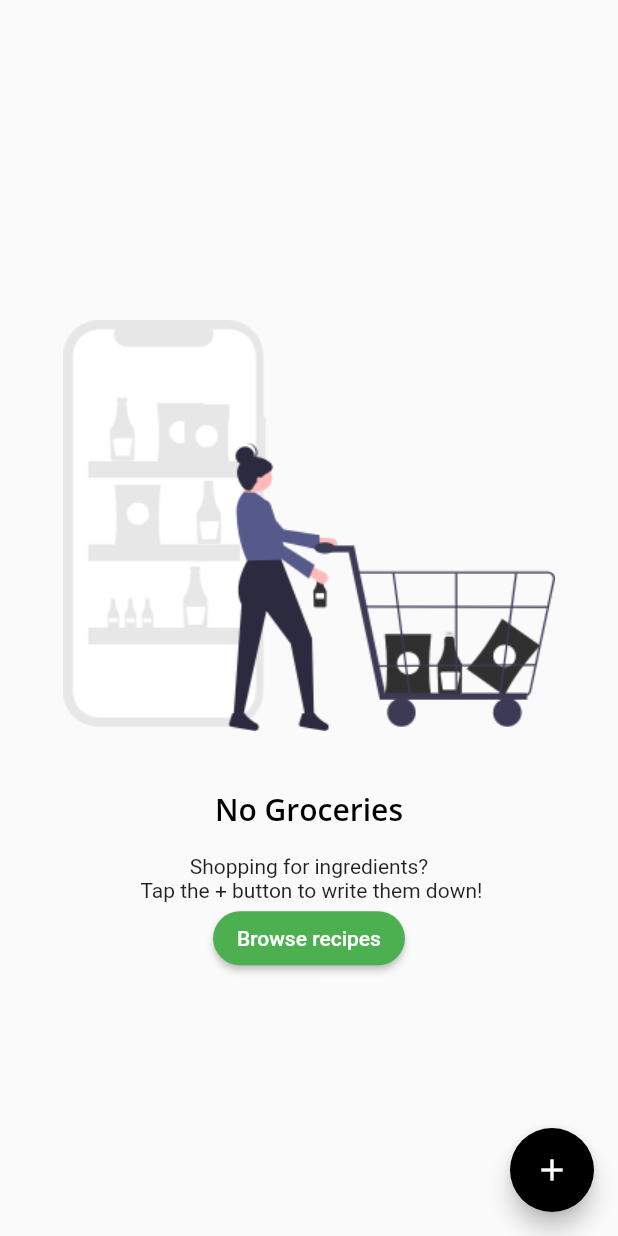
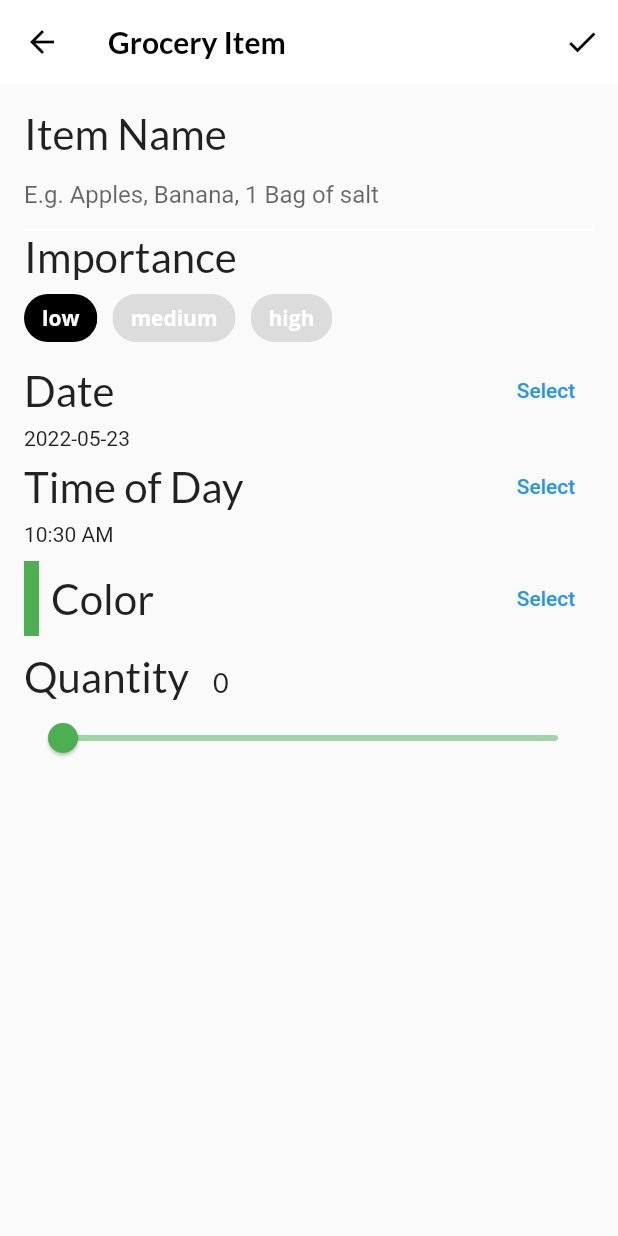
Before and after one commit to osxsystem/recipes, a Flutter app: the GroceryScreen screen opened directly, after a tap on the "add" icon, on a phone screen of 412 x 824 dp. Run offline on Flutter 3.47's test engine with Material 2 defaults, Android fonts, the phone set to English and light mode, and no system bars; our stand-ins replace flutter_colorpicker, google_fonts.

Commit message:
Add edit

```diff
--- /dev/null
+++ b/lib/screens/grocery_item_screen.dart
@@ -0,0 +1,310 @@
+import 'package:flutter/material.dart';
+import 'package:google_fonts/google_fonts.dart';
+import 'package:flutter_colorpicker/flutter_colorpicker.dart';
+import 'package:intl/intl.dart';
+import 'package:uuid/uuid.dart';
+import '../models/models.dart';
+
+class GroceryItemScreen extends StatefulWidget {
+  final Function(GroceryItem) onCreate;
+
+  final Function(GroceryItem) onUpdate;
+
+  final GroceryItem? originalItem;
+
+  final bool isUpdating;
+
+  const GroceryItemScreen({
+    Key? key,
+    required this.onCreate,
+    required this.onUpdate,
+    this.originalItem,
+  })  : isUpdating = (originalItem != null),
+        super(key: key);
+
+  @override
+  _GroceryItemScreenState createState() => _GroceryItemScreenState();
+}
+
+class _GroceryItemScreenState extends State<GroceryItemScreen> {
+  final _nameController = TextEditingController();
+  String _name = '';
+  Importance _importance = Importance.low;
+  DateTime _dueDate = DateTime.now();
+  TimeOfDay _timeOfDay = TimeOfDay.now();
+  Color _currentColor = Colors.green;
+  int _currentSliderValue = 0;
+
+  @override
+  void initState() {
+    super.initState();
+    final originalItem = widget.originalItem;
+    if (originalItem != null) {
+      _nameController.text = originalItem.name;
+      _name = originalItem.name;
+      _currentSliderValue = originalItem.quantity;
+      _importance = originalItem.importance;
+      _currentColor = originalItem.color;
+      final date = originalItem.date;
+      _timeOfDay = TimeOfDay(hour: date.hour, minute: date.minute);
+      _dueDate = date;
+    }
+
+    _nameController.addListener(() {
+      setState(() {
+        _name = _nameController.text;
+      });
+    });
+  }
+
+  @override
+  void dispose() {
+    _nameController.dispose();
+    super.dispose();
+  }
+
+  @override
+  Widget build(BuildContext context) {
+    return Scaffold(
+      appBar: AppBar(
+        actions: [
+          IconButton(
+            icon: const Icon(Icons.check),
+            onPressed: () {
+              // TODO 24: Add callback handler
+            },
+          )
+        ],
+        elevation: 0.0,
+        title: Text('Grocery Item', style: GoogleFonts.lato(fontWeight: FontWeight.w600)),
+      ),
+      body: Container(
+        padding: const EdgeInsets.all(16.0),
+        child: ListView(
+          children: [
+            buildNameField(),
+            buildImportanceField(),
+            buildDateField(context),
+            buildTimeField(context),
+            const SizedBox(height: 10.0),
+            buildColorPicker(context),
+            const SizedBox(height: 10.0),
+            buildQuantityField(),
+            // TODO 16: Add time picker
+            // TODO 17: Add color picker
+            // TODO 18: Add slider
+            // TODO: 19: Add Grocery Tile
+          ],
+        ),
+      ),
+    );
+  }
+
+  Widget buildNameField() {
+    return Column(
+      crossAxisAlignment: CrossAxisAlignment.start,
+      children: [
+        Text('Item Name', style: GoogleFonts.lato(fontSize: 28.0)),
+        TextField(
+          controller: _nameController,
+          cursorColor: _currentColor,
+          decoration: InputDecoration(
+            hintText: 'E.g. Apples, Banana, 1 Bag of salt',
+            enabledBorder: const UnderlineInputBorder(
+              borderSide: BorderSide(color: Colors.white),
+            ),
+            focusedBorder: UnderlineInputBorder(
+              borderSide: BorderSide(color: _currentColor),
+            ),
+            border: UnderlineInputBorder(
+              borderSide: BorderSide(color: _currentColor),
+            ),
+          ),
+        ),
+      ],
+    );
+  }
+
+  Widget buildImportanceField() {
+    return Column(
+      crossAxisAlignment: CrossAxisAlignment.start,
+      children: [
+        Text('Importance', style: GoogleFonts.lato(fontSize: 28.0)),
+        Wrap(
+          spacing: 10.0,
+          children: [
+            ChoiceChip(
+              selectedColor: Colors.black,
+              selected: _importance == Importance.low,
+              label: const Text('low', style: TextStyle(color: Colors.white)),
+              onSelected: (selected) {
+                setState(() => _importance = Importance.low);
+              },
+            ),
+            ChoiceChip(
+              selectedColor: Colors.black,
+              selected: _importance == Importance.medium,
+              label: const Text('medium', style: TextStyle(color: Colors.white)),
+              onSelected: (selected) {
+                setState(() => _importance = Importance.medium);
+              },
+            ),
+            ChoiceChip(
+              selectedColor: Colors.black,
+              selected: _importance == Importance.high,
+              label: const Text('high', style: TextStyle(color: Colors.white)),
+              onSelected: (selected) {
+                setState(() => _importance = Importance.high);
+              },
+            ),
+          ],
+        )
+      ],
+    );
+  }
+
+  Widget buildDateField(BuildContext context) {
+    return Column(
+      crossAxisAlignment: CrossAxisAlignment.start,
+      children: [
+        Row(
+          mainAxisAlignment: MainAxisAlignment.spaceBetween,
+          children: [
+            Text('Date', style: GoogleFonts.lato(fontSize: 28.0)),
+            // 5
+            TextButton(
+              child: const Text('Select'),
+              onPressed: () async {
+                final currentDate = DateTime.now();
+                final selectedDate = await showDatePicker(
+                  context: context,
+                  initialDate: currentDate,
+                  firstDate: currentDate,
+                  lastDate: DateTime(currentDate.year + 5),
+                );
+                setState(() {
+                  if (selectedDate != null) {
+                    _dueDate = selectedDate;
+                  }
+                });
+              },
+            ),
+          ],
+        ),
+        Text(DateFormat('yyyy-MM-dd').format(_dueDate)),
+      ],
+    );
+  }
+
+  Widget buildTimeField(BuildContext context) {
+    return Column(
+      crossAxisAlignment: CrossAxisAlignment.start,
+      children: [
+        Row(
+          mainAxisAlignment: MainAxisAlignment.spaceBetween,
+          children: [
+            Text(
+              'Time of Day',
+              style: GoogleFonts.lato(fontSize: 28.0),
+            ),
+            TextButton(
+              child: const Text('Select'),
+              onPressed: () async {
+                final timeOfDay = await showTimePicker(
+                  initialTime: TimeOfDay.now(),
+                  context: context,
+                );
+                setState(() {
+                  if (timeOfDay != null) {
+                    _timeOfDay = timeOfDay;
+                  }
+                });
+              },
+            ),
+          ],
+        ),
+        Text(_timeOfDay.format(context)),
+      ],
+    );
+  }
+
+  Widget buildColorPicker(BuildContext context) {
+    return Row(
+      mainAxisAlignment: MainAxisAlignment.spaceBetween,
+      children: [
+        Row(
+          children: [
+            Container(
+              height: 50.0,
+              width: 10.0,
+              color: _currentColor,
+            ),
+            const SizedBox(width: 8.0),
+            Text( 'Color', style: GoogleFonts.lato(fontSize: 28.0), ),
+          ],
+        ),
+        TextButton(
+          child: const Text('Select'),
+          onPressed: () {
+            showDialog(
+              context: context,
+              builder: (context) {
+                return AlertDialog(
+                  content: BlockPicker(
+                    pickerColor: Colors.white,
+                    onColorChanged: (color) {
+                      setState(() => _currentColor = color);
+                    },
+                  ),
+                  actions: [
+                    TextButton(
+                      child: const Text('Save'),
+                      onPressed: () {
+                        Navigator.of(context).pop();
+                      },
+                    ),
+                  ],
+                );
+              },
+            );
+          },
+        ),
+      ],
+    );
+  }
+
+  Widget buildQuantityField() {
+    return Column(
+      crossAxisAlignment: CrossAxisAlignment.start,
+      children: [
+        Row(
+          crossAxisAlignment: CrossAxisAlignment.baseline,
+          textBaseline: TextBaseline.alphabetic,
+          children: [
+            Text( 'Quantity', style: GoogleFonts.lato(fontSize: 28.0), ),
+            const SizedBox(width: 16.0),
+            Text(
+              _currentSliderValue.toInt().toString(),
+              style: GoogleFonts.lato(fontSize: 18.0),
+            ),
+          ],
+        ),
+        Slider(
+          inactiveColor: _currentColor.withOpacity(0.5),
+          activeColor: _currentColor,
+          value: _currentSliderValue.toDouble(),
+          min: 0.0,
+          max: 100.0,
+          divisions: 100,
+          label: _currentSliderValue.toInt().toString(),
+          onChanged: (double value) {
+            setState(() {
+              _currentSliderValue = value.toInt();
+            });
+          },
+        ),
+      ],
+    );
+  }
+
+}
--- a/lib/screens/grocery_screen.dart
+++ b/lib/screens/grocery_screen.dart
@@ -2,6 +2,7 @@ import 'package:flutter/material.dart';
 import 'package:recipes/screens/empty_grocery_screen.dart';
 import 'package:provider/provider.dart';
 import 'package:recipes/models/models.dart';
+import 'grocery_item_screen.dart';
 
 class GroceryScreen extends StatelessWidget {
   const GroceryScreen({Key? key}) : super(key: key);
@@ -12,22 +13,35 @@ class GroceryScreen extends StatelessWidget {
       floatingActionButton: FloatingActionButton(
         child: const Icon(Icons.add),
         onPressed: () {
-          // TODO 11: Present GroceryItemScreen
+          final manager = Provider.of<GroceryManager>(context, listen: false);
+          Navigator.push(
+              context,
+              MaterialPageRoute(
+                  builder: (context) => GroceryItemScreen(
+                      onCreate: (item) {
+                        manager.addItem(item);
+                        Navigator.pop(context);
+                      },
+                      onUpdate: (item) {}
+                  )
+              )
+          );
         },
       ),
       body: buildGroceryScreen(),
     );
   }
+
   Widget buildGroceryScreen() {
-    return Consumer<GroceryManager>(
-        builder: (BuildContext context, GroceryManager manager, Widget? child) {
-          if(manager.groceryItems.isNotEmpty) {
-            // TODO 25: add GroceryListItem
-            return Container(color: Colors.green,);
-          } else {
-            return const EmptyGroceryScreen();
-          }
-        }
-    );
+    return Consumer<GroceryManager>(builder: (BuildContext context, GroceryManager manager, Widget? child) {
+      if (manager.groceryItems.isNotEmpty) {
+        // TODO 25: add GroceryListItem
+        return Container(
+          color: Colors.green,
+        );
+      } else {
+        return const EmptyGroceryScreen();
+      }
+    });
   }
 }
--- a/pubspec.yaml
+++ b/pubspec.yaml
@@ -12,6 +12,10 @@ dependencies:
   flutter:
     sdk: flutter
   provider: ^6.0.3
+  flutter_colorpicker: ^1.0.3
+  intl: ^0.17.0
+  uuid: ^3.0.6
+
   # The following adds the Cupertino Icons font to your application.
   # Use with the CupertinoIcons class for iOS style icons.
   cupertino_icons: ^1.0.2
```
Also changed, not shown: pubspec.lock.
